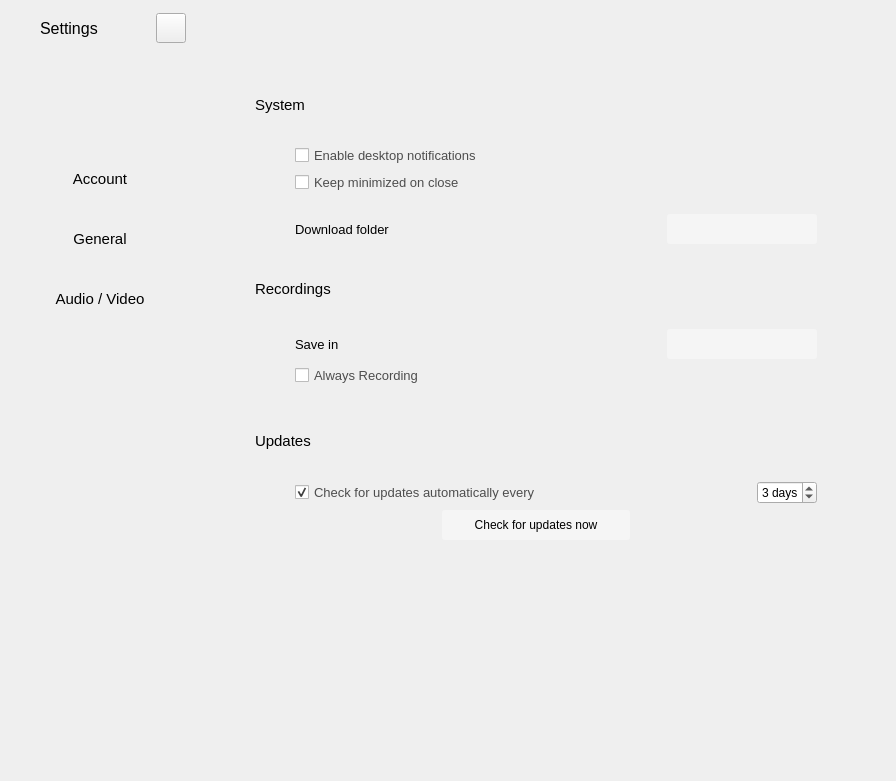
Before: the Qt Designer form settingswidget.ui in savoirfairelinux/jami-client-windows, drawn with Qt 5.
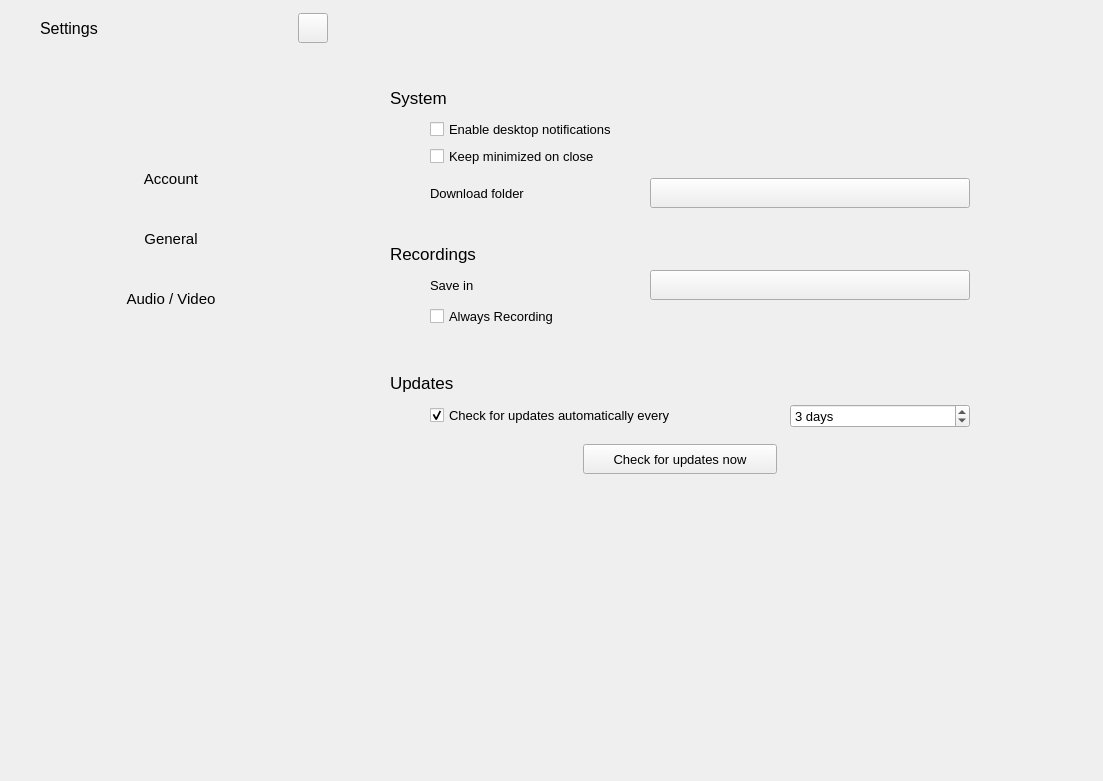
After: the same form once the commit is applied. The open tabs and pages were chosen to show the change. Icons and pictures are not drawn. Custom widgets are drawn as their Qt base class.

```diff
--- a/settingswidget.ui
+++ b/settingswidget.ui
@@ -6,16 +6,13 @@
    <rect>
     <x>0</x>
     <y>0</y>
-    <width>896</width>
+    <width>1103</width>
     <height>781</height>
    </rect>
   </property>
   <property name="windowTitle">
    <string>Form</string>
   </property>
-  <property name="styleSheet">
-   <string notr="true"/>
-  </property>
   <layout class="QHBoxLayout" name="horizontalLayout_3">
    <property name="spacing">
     <number>0</number>
@@ -60,13 +57,13 @@
         </property>
         <property name="minimumSize">
          <size>
-          <width>0</width>
+          <width>342</width>
           <height>0</height>
          </size>
         </property>
         <property name="maximumSize">
          <size>
-          <width>16777215</width>
+          <width>342</width>
           <height>16777215</height>
          </size>
         </property>
@@ -76,9 +73,6 @@
           <height>0</height>
          </size>
         </property>
-        <property name="styleSheet">
-         <string notr="true"/>
-        </property>
         <layout class="QVBoxLayout" name="leftVerticalLayout" stretch="0,0,0,1,0,0,0,5">
          <property name="spacing">
           <number>0</number>
@@ -178,9 +172,6 @@
                <height>30</height>
               </size>
              </property>
-             <property name="styleSheet">
-              <string notr="true"/>
-             </property>
              <property name="text">
               <string/>
              </property>
@@ -247,9 +238,6 @@
            <property name="mouseTracking">
             <bool>true</bool>
            </property>
-           <property name="styleSheet">
-            <string notr="true"/>
-           </property>
            <property name="text">
             <string>Account</string>
            </property>
@@ -291,9 +279,6 @@
            <property name="mouseTracking">
             <bool>true</bool>
            </property>
-           <property name="styleSheet">
-            <string notr="true"/>
-           </property>
            <property name="text">
             <string>General</string>
            </property>
@@ -335,9 +320,6 @@
            <property name="mouseTracking">
             <bool>true</bool>
            </property>
-           <property name="styleSheet">
-            <string notr="true"/>
-           </property>
            <property name="text">
             <string>Audio / Video</string>
            </property>
@@ -382,9 +364,6 @@
           <height>16777215</height>
          </size>
         </property>
-        <property name="styleSheet">
-         <string notr="true"/>
-        </property>
         <layout class="QHBoxLayout" name="horizontalLayout_4" stretch="0">
          <property name="spacing">
           <number>0</number>
@@ -421,9 +400,6 @@
              <height>16777215</height>
             </size>
            </property>
-           <property name="styleSheet">
-            <string notr="true"/>
-           </property>
            <property name="currentIndex">
             <number>2</number>
            </property>
@@ -463,16 +439,22 @@
               <number>0</number>
              </property>
              <item>
-              <layout class="QHBoxLayout" name="horizontalLayout_5" stretch="2,0,3">
+              <layout class="QHBoxLayout" name="horizontalLayout_5" stretch="0,0,3">
+               <property name="spacing">
+                <number>0</number>
+               </property>
                <item>
                 <spacer name="horizontalSpacer_16">
                  <property name="orientation">
                   <enum>Qt::Horizontal</enum>
                  </property>
+                 <property name="sizeType">
+                  <enum>QSizePolicy::Fixed</enum>
+                 </property>
                  <property name="sizeHint" stdset="0">
                   <size>
-                   <width>50</width>
-                   <height>20</height>
+                   <width>48</width>
+                   <height>0</height>
                   </size>
                  </property>
                 </spacer>
@@ -492,14 +474,20 @@
                   </size>
                  </property>
                  <layout class="QVBoxLayout" name="verticalLayout_5">
+                  <property name="leftMargin">
+                   <number>0</number>
+                  </property>
                   <property name="topMargin">
                    <number>0</number>
                   </property>
+                  <property name="rightMargin">
+                   <number>0</number>
+                  </property>
                   <property name="bottomMargin">
                    <number>0</number>
                   </property>
                   <item>
-                   <layout class="QVBoxLayout" name="verticalLayout_4" stretch="2,0,0,0,0,0,0,0,0,0,0,0,0,0,5">
+                   <layout class="QVBoxLayout" name="verticalLayout_4" stretch="2,0,0,0,0,0,0,0,0,0,0,0,0,7">
                     <item>
                      <spacer name="verticalSpacer_2">
                       <property name="orientation">
@@ -520,7 +508,7 @@
                      <widget class="QLabel" name="label_4">
                       <property name="font">
                        <font>
-                        <pointsize>11</pointsize>
+                        <pointsize>13</pointsize>
                        </font>
                       </property>
                       <property name="text">
@@ -528,22 +516,6 @@
                       </property>
                      </widget>
                     </item>
-                    <item>
-                     <spacer name="verticalSpacer_19">
-                      <property name="orientation">
-                       <enum>Qt::Vertical</enum>
-                      </property>
-                      <property name="sizeType">
-                       <enum>QSizePolicy::Fixed</enum>
-                      </property>
-                      <property name="sizeHint" stdset="0">
-                       <size>
-                        <width>20</width>
-                        <height>20</height>
-                       </size>
-                      </property>
-                     </spacer>
-                    </item>
                     <item>
                      <layout class="QHBoxLayout" name="horizontalLayout_19">
                       <property name="leftMargin">
@@ -562,9 +534,6 @@
                         <property name="toolTip">
                          <string>enable notifications checkbox</string>
                         </property>
-                        <property name="styleSheet">
-                         <string notr="true">color: rgb(77, 77, 77);</string>
-                        </property>
                         <property name="text">
                          <string>Enable desktop notifications</string>
                         </property>
@@ -590,9 +559,6 @@
                         <property name="toolTip">
                          <string>keep minimized on close checkbox</string>
                         </property>
-                        <property name="styleSheet">
-                         <string notr="true">color: rgb(77, 77, 77);</string>
-                        </property>
                         <property name="text">
                          <string>Keep minimized on close</string>
                         </property>
@@ -601,17 +567,14 @@
                      </layout>
                     </item>
                     <item>
-                     <spacer name="verticalSpacer_11">
+                     <spacer name="verticalSpacer_12">
                       <property name="orientation">
                        <enum>Qt::Vertical</enum>
                       </property>
-                      <property name="sizeType">
-                       <enum>QSizePolicy::Fixed</enum>
-                      </property>
                       <property name="sizeHint" stdset="0">
                        <size>
-                        <width>20</width>
-                        <height>15</height>
+                        <width>0</width>
+                        <height>5</height>
                        </size>
                       </property>
                      </spacer>
@@ -659,20 +622,20 @@
                         </property>
                         <property name="minimumSize">
                          <size>
-                          <width>150</width>
+                          <width>320</width>
                           <height>30</height>
                          </size>
                         </property>
                         <property name="maximumSize">
                          <size>
-                          <width>16777215</width>
+                          <width>180</width>
                           <height>30</height>
                          </size>
                         </property>
-                        <property name="styleSheet">
-                         <string notr="true">QPushButton {background: rgb(245, 245, 245); border: 0px; border-radius: 3px; padding: 5px;}
-QPushButton:hover {background: rgb(237,237, 237);  border: 0px; border-radius: 3px;}
-QPushButton:pressed {background: rgb(230,230, 230);  border: 0px; border-radius: 3px;}</string>
+                        <property name="font">
+                         <font>
+                          <pointsize>10</pointsize>
+                         </font>
                         </property>
                         <property name="icon">
                          <iconset>
@@ -712,7 +675,7 @@
                          <widget class="QLabel" name="label_2">
                           <property name="font">
                            <font>
-                            <pointsize>11</pointsize>
+                            <pointsize>13</pointsize>
                            </font>
                           </property>
                           <property name="text">
@@ -722,29 +685,13 @@
                         </item>
                        </layout>
                       </item>
-                      <item>
-                       <spacer name="verticalSpacer_20">
-                        <property name="orientation">
-                         <enum>Qt::Vertical</enum>
-                        </property>
-                        <property name="sizeType">
-                         <enum>QSizePolicy::Fixed</enum>
-                        </property>
-                        <property name="sizeHint" stdset="0">
-                         <size>
-                          <width>20</width>
-                          <height>20</height>
-                         </size>
-                        </property>
-                       </spacer>
-                      </item>
                       <item>
                        <layout class="QHBoxLayout" name="horizontalLayout_29">
                         <property name="leftMargin">
                          <number>40</number>
                         </property>
                         <property name="topMargin">
-                         <number>5</number>
+                         <number>0</number>
                         </property>
                         <item>
                          <widget class="QLabel" name="label_5">
@@ -778,20 +725,20 @@
                          <widget class="QPushButton" name="recordPathButton">
                           <property name="minimumSize">
                            <size>
-                            <width>150</width>
+                            <width>320</width>
                             <height>30</height>
                            </size>
                           </property>
                           <property name="maximumSize">
                            <size>
-                            <width>16777215</width>
+                            <width>180</width>
                             <height>30</height>
                            </size>
                           </property>
-                          <property name="styleSheet">
-                           <string notr="true">QPushButton {background: rgb(245, 245, 245); border: 0px; border-radius: 3px; padding: 5px;}
-QPushButton:hover {background: rgb(237,237, 237);  border: 0px; border-radius: 3px;}
-QPushButton:pressed {background: rgb(230,230, 230);  border: 0px; border-radius: 3px;}</string>
+                          <property name="font">
+                           <font>
+                            <pointsize>10</pointsize>
+                           </font>
                           </property>
                           <property name="text">
                            <string/>
@@ -825,9 +772,6 @@
                             <pointsize>10</pointsize>
                            </font>
                           </property>
-                          <property name="styleSheet">
-                           <string notr="true">color: rgb(77, 77, 77);</string>
-                          </property>
                           <property name="text">
                            <string>Always Recording</string>
                           </property>
@@ -854,7 +798,7 @@
                      <widget class="QLabel" name="label_6">
                       <property name="font">
                        <font>
-                        <pointsize>11</pointsize>
+                        <pointsize>13</pointsize>
                        </font>
                       </property>
                       <property name="text">
@@ -862,22 +806,6 @@
                       </property>
                      </widget>
                     </item>
-                    <item>
-                     <spacer name="verticalSpacer_21">
-                      <property name="orientation">
-                       <enum>Qt::Vertical</enum>
-                      </property>
-                      <property name="sizeType">
-                       <enum>QSizePolicy::Fixed</enum>
-                      </property>
-                      <property name="sizeHint" stdset="0">
-                       <size>
-                        <width>20</width>
-                        <height>20</height>
-                       </size>
-                      </property>
-                     </spacer>
-                    </item>
                     <item>
                      <layout class="QHBoxLayout" name="horizontalLayout_6">
                       <property name="leftMargin">
@@ -899,9 +827,6 @@
                         <property name="toolTip">
                          <string>Autamatic update checks checkbox</string>
                         </property>
-                        <property name="styleSheet">
-                         <string notr="true">color: rgb(77, 77, 77);</string>
-                        </property>
                         <property name="text">
                          <string>Check for updates automatically every</string>
                         </property>
@@ -917,13 +842,13 @@
                         </property>
                         <property name="maximumSize">
                          <size>
-                          <width>60</width>
+                          <width>180</width>
                           <height>16777215</height>
                          </size>
                         </property>
                         <property name="font">
                          <font>
-                          <pointsize>9</pointsize>
+                          <pointsize>10</pointsize>
                          </font>
                         </property>
                         <property name="toolTip">
@@ -942,6 +867,19 @@
                       </item>
                      </layout>
                     </item>
+                    <item>
+                     <spacer name="verticalSpacer_11">
+                      <property name="orientation">
+                       <enum>Qt::Vertical</enum>
+                      </property>
+                      <property name="sizeHint" stdset="0">
+                       <size>
+                        <width>20</width>
+                        <height>10</height>
+                       </size>
+                      </property>
+                     </spacer>
+                    </item>
                     <item>
                      <layout class="QHBoxLayout" name="horizontalLayout_17">
                       <property name="topMargin">
@@ -982,17 +920,12 @@
                         </property>
                         <property name="font">
                          <font>
-                          <pointsize>9</pointsize>
+                          <pointsize>10</pointsize>
                          </font>
                         </property>
                         <property name="toolTip">
                          <string>Check for updates now button</string>
                         </property>
-                        <property name="styleSheet">
-                         <string notr="true">QPushButton {background: rgb(245, 245, 245); border: 0px; border-radius: 3px; padding: 5px;}
-QPushButton:hover {background: rgb(237,237, 237);  border: 0px; border-radius: 3px;}
-QPushButton:pressed {background: rgb(230,230, 230);  border: 0px; border-radius: 3px;}</string>
-                        </property>
                         <property name="text">
                          <string>Check for updates now</string>
                         </property>
```
Left out of the diff: 147 changed lines with no effect on the pictures.
